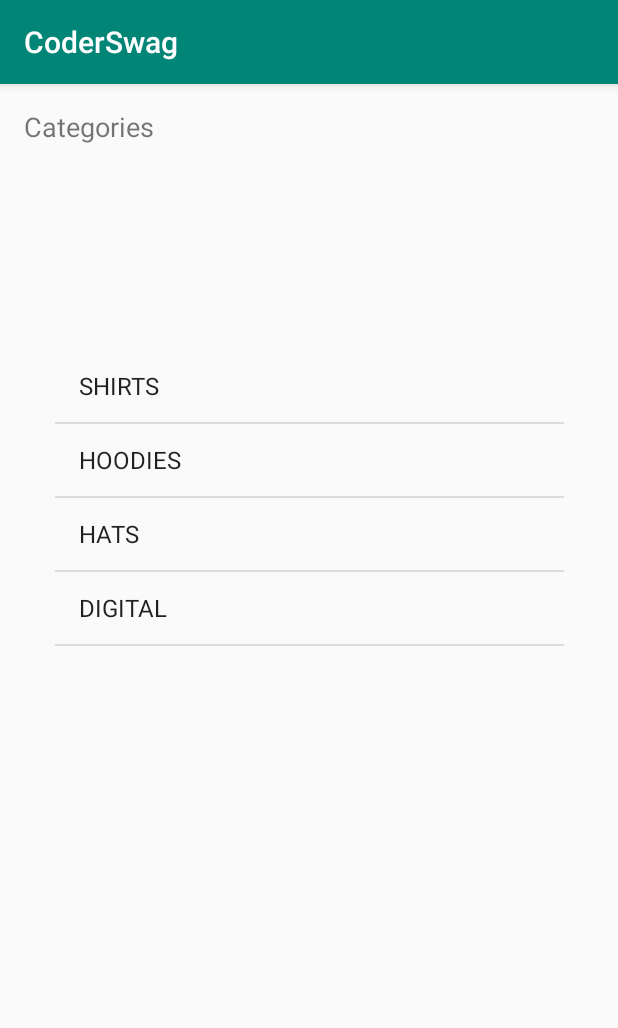
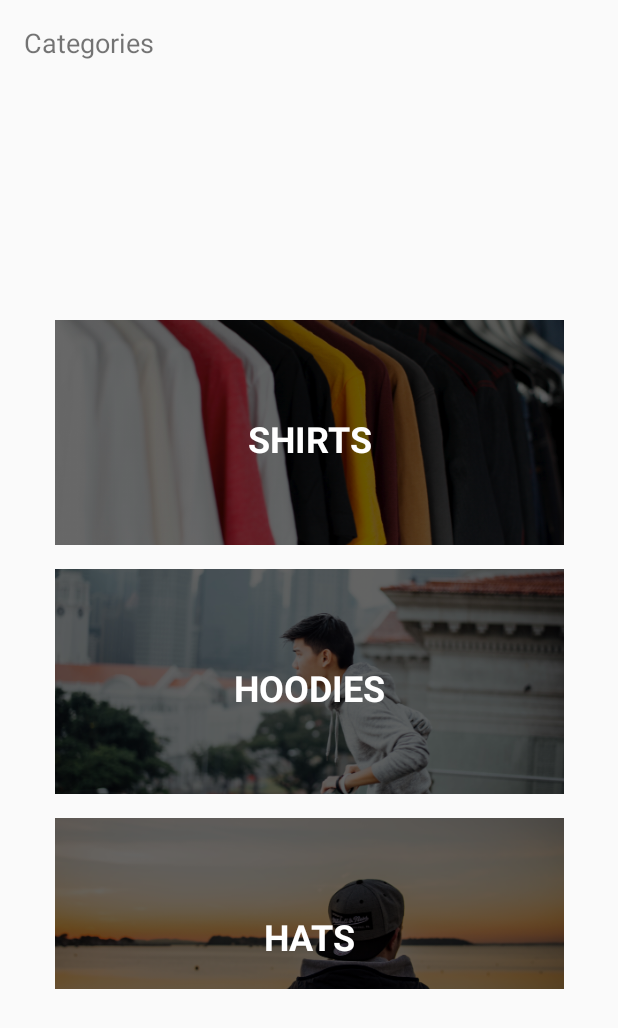
Before and after one commit to biggalactis/CoderSwag, an Android app: the screen it shows after launch (MainActivity), on a phone screen of 412 x 824 dp. Shown: the top 1028 px of the screen. Run offline under Robolectric (Android 15) with nearby library versions, the phone set to English and light mode, and no system bars.

Commit message:
lesson 62

```diff
--- /dev/null
+++ b/app/src/main/java/com/example/coderswag/Adapters/CategoryAdapter.kt
@@ -0,0 +1,61 @@
+package com.example.coderswag.Adapters
+
+import android.content.Context
+import android.view.LayoutInflater
+import android.view.View
+import android.view.ViewGroup
+import android.widget.BaseAdapter
+import android.widget.ImageView
+import android.widget.TextView
+import com.example.coderswag.Model.Category
+import com.example.coderswag.R
+
+class CategoryAdapter(context: Context, categories: List<Category>): BaseAdapter() {
+
+    val context = context
+    val categories = categories
+
+    override fun getView(position: Int, convertView: View?, parent: ViewGroup?): View {
+        val categoryView: View
+        val holder : ViewHolder
+
+        if (convertView == null) {categoryView = LayoutInflater.from(context).inflate(R.layout.category_list_item, null)
+            holder = ViewHolder()
+            holder.categoryImage = categoryView.findViewById(R.id.categoryimage)
+            holder.categoryName = categoryView.findViewById(R.id.categoryName)
+
+            categoryView.tag = holder
+        } else {
+            holder = convertView.tag as ViewHolder
+            categoryView = convertView
+        }
+
+
+
+        val category = categories[position]
+
+        val resourceId = context.resources.getIdentifier(category.image, "drawable", context.packageName)
+        holder.categoryImage?.setImageResource(resourceId)
+        holder.categoryName?.text = category.title
+
+        return categoryView
+
+    }
+
+    override fun getItem(position: Int): Any {
+        return categories[position]
+    }
+
+    override fun getItemId(position: Int): Long {
+        return 0 //We are not using getItemId so we input return 0
+    }
+
+    override fun getCount(): Int {
+        return categories.count()
+    }
+
+    private class ViewHolder {
+        var categoryImage: ImageView? = null
+        var categoryName: TextView? = null
+    }
+}
--- a/app/src/main/java/com/example/coderswag/Controller/MainActivity.kt
+++ b/app/src/main/java/com/example/coderswag/Controller/MainActivity.kt
@@ -3,6 +3,7 @@ package com.example.coderswag.Controller
 import androidx.appcompat.app.AppCompatActivity
 import android.os.Bundle
 import android.widget.ArrayAdapter
+import com.example.coderswag.Adapters.CategoryAdapter
 import com.example.coderswag.Model.Category
 import com.example.coderswag.R
 import com.example.coderswag.Services.DataService
@@ -10,15 +11,13 @@ import kotlinx.android.synthetic.main.activity_main.*
 
 class MainActivity : AppCompatActivity() {
 
-    lateinit var adapter : ArrayAdapter<Category>
+    lateinit var adapter : CategoryAdapter
 
     override fun onCreate(savedInstanceState: Bundle?) {
         super.onCreate(savedInstanceState)
         setContentView(R.layout.activity_main)
 
-        adapter = ArrayAdapter(this,
-            android.R.layout.simple_list_item_1,
-            DataService.categories)
+        adapter = CategoryAdapter(this, DataService.categories)
 
         categoryListView.adapter = adapter
     }
--- a/app/src/main/res/layout/activity_main.xml
+++ b/app/src/main/res/layout/activity_main.xml
@@ -28,6 +28,7 @@
         app:layout_constraintBottom_toBottomOf="parent"
         app:layout_constraintEnd_toEndOf="parent"
         app:layout_constraintStart_toStartOf="parent"
-        app:layout_constraintTop_toBottomOf="@+id/textView" />
+        app:layout_constraintTop_toBottomOf="@+id/textView"
+        android:divider="@null"/>
 
 </androidx.constraintlayout.widget.ConstraintLayout>
--- a/app/src/main/res/values/styles.xml
+++ b/app/src/main/res/values/styles.xml
@@ -1,7 +1,7 @@
 <resources>
 
     <!-- Base application theme. -->
-    <style name="AppTheme" parent="Theme.AppCompat.Light.DarkActionBar">
+    <style name="AppTheme" parent="Theme.AppCompat.Light.NoActionBar">
         <!-- Customize your theme here. -->
         <item name="colorPrimary">@color/colorPrimary</item>
         <item name="colorPrimaryDark">@color/colorPrimaryDark</item>
```
